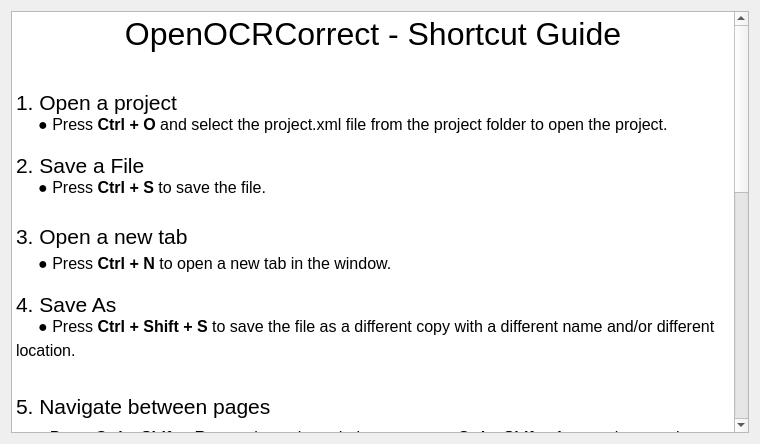
Old version of the form FrameWorkCode/shortcutguidedialog.ui in the repository UDAAN-LEAP/leap-pe-tool.
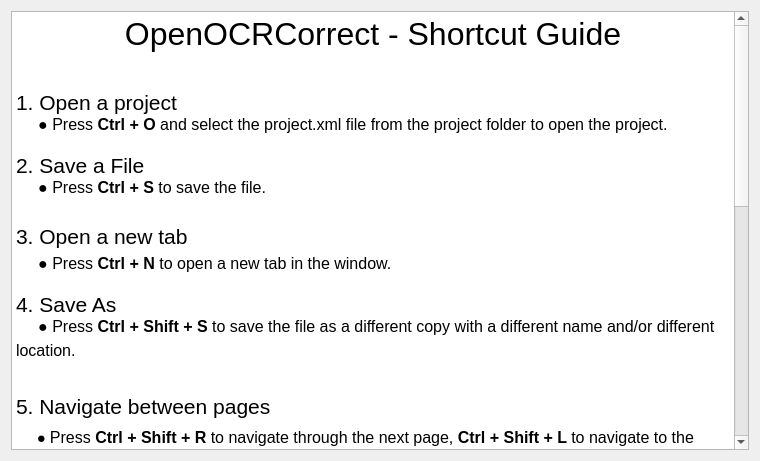
New version of the form.

The edit to the form file:
```diff
--- a/FrameWorkCode/shortcutguidedialog.ui
+++ b/FrameWorkCode/shortcutguidedialog.ui
@@ -7,7 +7,7 @@
     <x>0</x>
     <y>0</y>
     <width>760</width>
-    <height>444</height>
+    <height>461</height>
    </rect>
   </property>
   <property name="windowTitle">
@@ -16,16 +16,22 @@
   <property name="styleSheet">
    <string notr="true">font: 11pt &quot;Work Sans&quot;;</string>
   </property>
-  <layout class="QHBoxLayout" name="horizontalLayout">
-   <item>
+  <layout class="QGridLayout" name="gridLayout">
+   <item row="0" column="0">
     <widget class="QTextBrowser" name="textBrowser">
      <property name="styleSheet">
       <string notr="true">font: 11pt &quot;Work Sans&quot;;</string>
      </property>
+     <property name="readOnly">
+      <bool>true</bool>
+     </property>
      <property name="html">
       <string>&lt;!DOCTYPE HTML PUBLIC &quot;-//W3C//DTD HTML 4.0//EN&quot; &quot;http://www.w3.org/TR/REC-html40/strict.dtd&quot;&gt;
-&lt;html&gt;&lt;head&gt;&lt;meta name=&quot;qrichtext&quot; content=&quot;1&quot; /&gt;&lt;style type=&quot;text/css&quot;&gt;
+&lt;html&gt;&lt;head&gt;&lt;meta name=&quot;qrichtext&quot; content=&quot;1&quot; /&gt;&lt;meta charset=&quot;utf-8&quot; /&gt;&lt;style type=&quot;text/css&quot;&gt;
 p, li { white-space: pre-wrap; }
+hr { height: 1px; border-width: 0; }
+li.unchecked::marker { content: &quot;\2610&quot;; }
+li.checked::marker { content: &quot;\2612&quot;; }
 &lt;/style&gt;&lt;/head&gt;&lt;body style=&quot; font-family:'Work Sans'; font-size:11pt; font-weight:400; font-style:normal;&quot;&gt;
 &lt;p align=&quot;center&quot; style=&quot; margin-top:0px; margin-bottom:0px; margin-left:0px; margin-right:0px; -qt-block-indent:0; text-indent:0px;&quot;&gt;&lt;a name=&quot;docs-internal-guid-207f323b-7fff-f7c8-e38e-64c168e8249e&quot;&gt;&lt;/a&gt;&lt;span style=&quot; font-family:'Arial'; font-size:24pt; color:#000000; background-color:transparent;&quot;&gt;O&lt;/span&gt;&lt;span style=&quot; font-family:'Arial'; font-size:24pt; color:#000000; background-color:transparent;&quot;&gt;penOCRCorrect - Shortcut Guide&lt;/span&gt;&lt;/p&gt;
 &lt;p align=&quot;center&quot; style=&quot;-qt-paragraph-type:empty; margin-top:0px; margin-bottom:0px; margin-left:0px; margin-right:0px; -qt-block-indent:0; text-indent:0px; font-family:'Arial'; font-size:24pt; color:#000000;&quot;&gt;&lt;br /&gt;&lt;/p&gt;
```
